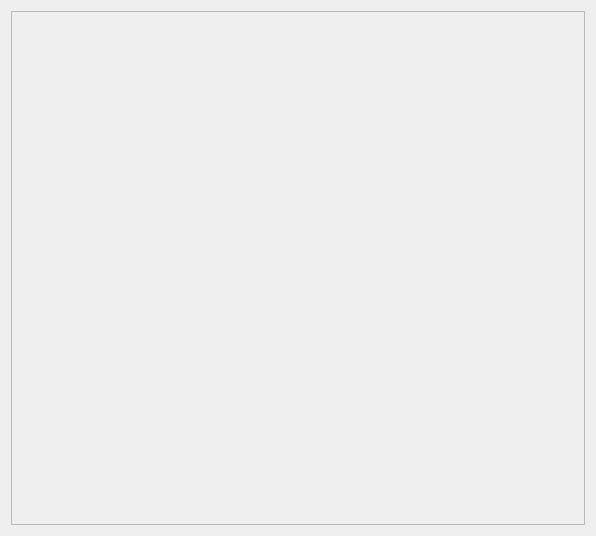
The window that ui/lyrics_view.ui (bagusNA/bitbeat) describes before a commit, drawn with Qt 5.
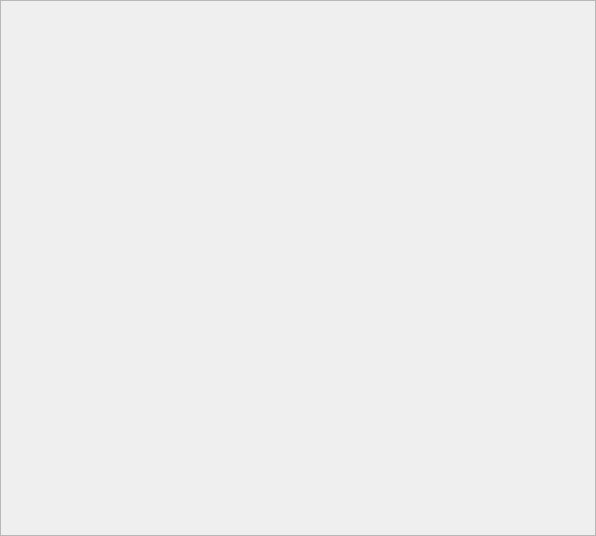
The same window after the commit.

Commit message: Feat: Lyrics (need improvements)

Diff of the .ui file:
```diff
--- a/ui/lyrics_view.ui
+++ b/ui/lyrics_view.ui
@@ -14,7 +14,22 @@
    <string>Form</string>
   </property>
   <layout class="QGridLayout" name="gridLayout">
-   <item row="1" column="0">
+   <property name="leftMargin">
+    <number>0</number>
+   </property>
+   <property name="topMargin">
+    <number>0</number>
+   </property>
+   <property name="rightMargin">
+    <number>0</number>
+   </property>
+   <property name="bottomMargin">
+    <number>0</number>
+   </property>
+   <property name="spacing">
+    <number>0</number>
+   </property>
+   <item row="0" column="0">
     <widget class="QScrollArea" name="scrollArea">
      <property name="widgetResizable">
       <bool>true</bool>
@@ -24,10 +39,30 @@
        <rect>
         <x>0</x>
         <y>0</y>
-        <width>574</width>
-        <height>514</height>
+        <width>586</width>
+        <height>526</height>
        </rect>
       </property>
+      <layout class="QGridLayout" name="gridLayout_2">
+       <property name="leftMargin">
+        <number>0</number>
+       </property>
+       <property name="topMargin">
+        <number>0</number>
+       </property>
+       <property name="rightMargin">
+        <number>0</number>
+       </property>
+       <property name="bottomMargin">
+        <number>0</number>
+       </property>
+       <property name="spacing">
+        <number>0</number>
+       </property>
+       <item row="0" column="0">
+        <layout class="QVBoxLayout" name="lyrics_container"/>
+       </item>
+      </layout>
      </widget>
     </widget>
    </item>
```
The commit also changes 9 other files.
